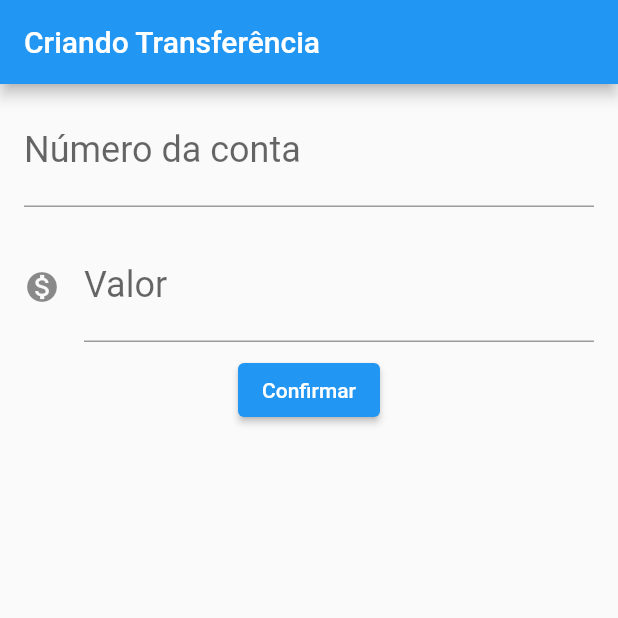
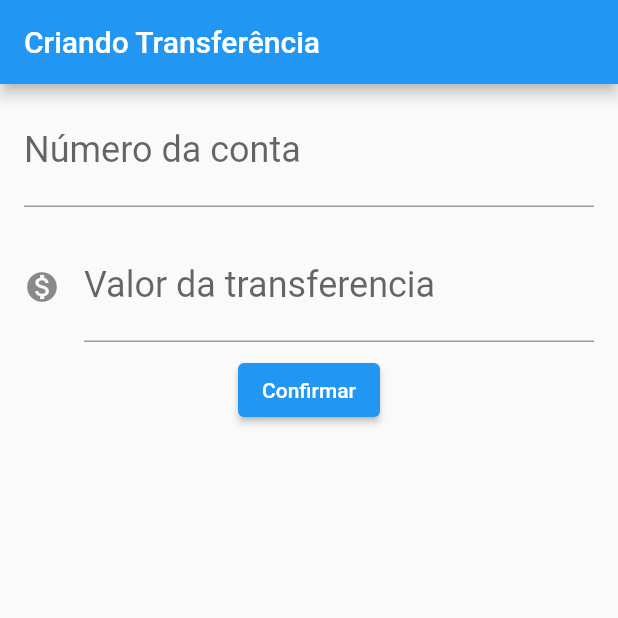
Before and after one commit to LuizBImhof/alura-flutter, a Flutter app: the screen it shows after launch, on a phone screen of 412 x 824 dp, the top half of it. Run offline on Flutter 3.47's test engine with Material 2 defaults, Android fonts, the phone set to English and light mode, and no system bars.

Commit message:
Extraindo o código do botao confirmar e dos editores

```diff
--- a/lib/main.dart
+++ b/lib/main.dart
@@ -25,36 +25,27 @@ class FormularioTransferencia extends StatelessWidget {
       ),
       body: Column(
         children: [
-          Padding(
-            padding: const EdgeInsets.fromLTRB(16.0, 8.0, 16.0, 8),
-            child: TextField(
+          Editor(
             controller: _controllerCampoNrConta,
-              style: TextStyle(
-                fontSize: 24.0,
+            label: 'Número da conta',
+            hint: '0000',
           ),
-              decoration: InputDecoration(
-                labelText: 'Número da conta',
-                hintText: '0000',
-              ),
-              keyboardType: TextInputType.number,
-            ),
-          ),
-          Padding(
-            padding: const EdgeInsets.fromLTRB(16.0, 8.0, 16.0, 8),
-            child: TextField(
+          Editor(
             controller: _controllerCampoValor,
-              style: TextStyle(
-                fontSize: 24.0,
-              ),
-              decoration: InputDecoration(
-                  labelText: 'Valor',
-                  hintText: '0.00',
-                  icon: Icon(Icons.monetization_on)),
-              keyboardType: TextInputType.number,
-            ),
+            label: 'Valor da transferencia',
+            hint: '0.00',
+            icon: Icons.monetization_on,
           ),
           ElevatedButton(
-            onPressed: () {
+            onPressed: () => _criaTransferencia(context),
+            child: Text('Confirmar'),
+          )
+        ],
+      ),
+    );
+  }
+
+  void _criaTransferencia(BuildContext context) {
     final int nrConta = int.tryParse(_controllerCampoNrConta.text);
     final double valor = double.tryParse(_controllerCampoValor.text);
     Transferencia transferencia;
@@ -64,13 +55,34 @@ class FormularioTransferencia extends StatelessWidget {
     ScaffoldMessenger.of(context).showSnackBar(
       SnackBar(
         content: Text(transferencia.toString()),
-
       ),
     );
-            },
-            child: Text('Confirmar'),
-          )
-        ],
+  }
+}
+
+class Editor extends StatelessWidget {
+  final TextEditingController controller;
+  final String label;
+  final String hint;
+  final IconData icon;
+
+  Editor({this.controller, this.label, this.hint, this.icon});
+
+  @override
+  Widget build(BuildContext context) {
+    return Padding(
+      padding: const EdgeInsets.fromLTRB(16.0, 8.0, 16.0, 8),
+      child: TextField(
+        controller: controller,
+        style: TextStyle(
+          fontSize: 24.0,
+        ),
+        decoration: InputDecoration(
+          icon: icon != null ? Icon(icon) : null,
+          labelText: label,
+          hintText: hint,
+        ),
+        keyboardType: TextInputType.number,
       ),
     );
   }
```
Lines whose indentation alone changed are shown as unchanged.
